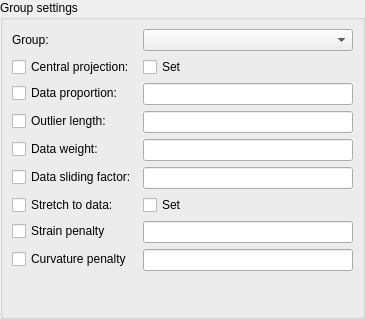
Before: the Qt Designer form mapclientplugins/geometryfitter/qt/groupsettingswidget.ui in rchristie/mapclientplugins.geometryfitter, drawn with Qt 5.
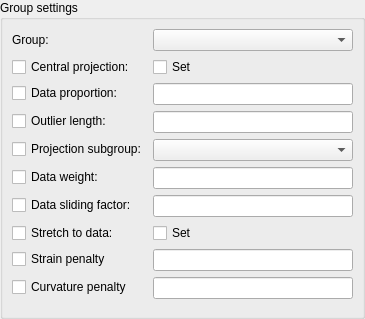
After: the same form once the commit is applied. Custom widgets are drawn as their Qt base class.

Commit message: Add config group projection subgroup interface and docs

The edit to the form file:
```diff
--- a/mapclientplugins/geometryfitter/qt/groupsettingswidget.ui
+++ b/mapclientplugins/geometryfitter/qt/groupsettingswidget.ui
@@ -78,7 +78,7 @@
         </property>
        </widget>
       </item>
-      <item row="3" column="0">
+      <item row="4" column="0">
        <widget class="QCheckBox" name="groupConfigDataProportion_checkBox">
         <property name="text">
          <string>Data proportion:</string>
@@ -88,7 +88,7 @@
         </property>
        </widget>
       </item>
-      <item row="3" column="1">
+      <item row="4" column="1">
        <widget class="QLineEdit" name="groupConfigDataProportion_lineEdit">
         <property name="toolTip">
          <string>&lt;html&gt;&lt;head/&gt;&lt;body&gt;&lt;p&gt;Value from 0.0 to 1.0 giving proportion of data included in fit expression.&lt;/p&gt;&lt;/body&gt;&lt;/html&gt;</string>
@@ -96,6 +96,20 @@
        </widget>
       </item>
       <item row="5" column="0">
+       <widget class="QCheckBox" name="groupConfigOutlierLength_checkBox">
+        <property name="text">
+         <string>Outlier length:</string>
+        </property>
+       </widget>
+      </item>
+      <item row="5" column="1">
+       <widget class="QLineEdit" name="groupConfigOutlierLength_lineEdit">
+        <property name="toolTip">
+         <string>&lt;html&gt;&lt;head/&gt;&lt;body&gt;&lt;p&gt;Value for excluding outlier data points based on projection length:&lt;/p&gt;&lt;p&gt;&amp;lt; 0.0: Proportion of maximum projection length to exclude e.g. -0.1 removes data points with projections within 10% of maximum.&lt;/p&gt;&lt;p&gt;0.0: No outlier exclusion applied.&lt;/p&gt;&lt;p&gt;&amp;gt;0.0: Positive absolute projection length above which data points are excluded.&lt;/p&gt;&lt;/body&gt;&lt;/html&gt;</string>
+        </property>
+       </widget>
+      </item>
+      <item row="7" column="0">
        <widget class="QCheckBox" name="groupFitDataWeight_checkBox">
         <property name="text">
          <string>Data weight:</string>
@@ -105,7 +119,7 @@
         </property>
        </widget>
       </item>
-      <item row="5" column="1">
+      <item row="7" column="1">
        <widget class="QLineEdit" name="groupFitDataWeight_lineEdit">
         <property name="toolTip">
          <string>&lt;html&gt;&lt;head/&gt;&lt;body&gt;&lt;p&gt;Real value multiplying the data projection error; higher values make the group fit closer relative to other groups&lt;/p&gt;&lt;p&gt;It is recommended that the default group data weight be kept at 1.0 and other weights or penalties changed relative to it.&lt;/p&gt;&lt;/body&gt;&lt;/html&gt;</string>
@@ -113,6 +127,43 @@
        </widget>
       </item>
       <item row="8" column="0">
+       <widget class="QCheckBox" name="groupFitDataSlidingFactor_checkBox">
+        <property name="text">
+         <string>Data sliding factor:</string>
+        </property>
+        <property name="tristate">
+         <bool>true</bool>
+        </property>
+       </widget>
+      </item>
+      <item row="8" column="1">
+       <widget class="QLineEdit" name="groupFitDataSlidingFactor_lineEdit">
+        <property name="toolTip">
+         <string>&lt;html&gt;&lt;head/&gt;&lt;body&gt;&lt;p&gt;Factor multiplying group weight in sliding directions.&lt;/p&gt;&lt;p&gt;Default value 0.1 gives some sliding resistance.&lt;/p&gt;&lt;p&gt;Value 0.0 gives zero sliding resistance. Note a small positive value &amp;lt;&amp;lt; 1.0 may aid stability in the absence of other constraints.&lt;/p&gt;&lt;p&gt;Higher values increasingly apply stretch to span of data, but also limit movement which can cause tangential wrinkling.&lt;/p&gt;&lt;/body&gt;&lt;/html&gt;</string>
+        </property>
+       </widget>
+      </item>
+      <item row="9" column="0">
+       <widget class="QCheckBox" name="groupFitDataStretch_checkBox">
+        <property name="text">
+         <string>Stretch to data:</string>
+        </property>
+        <property name="tristate">
+         <bool>true</bool>
+        </property>
+       </widget>
+      </item>
+      <item row="9" column="1">
+       <widget class="QCheckBox" name="groupFitDataStretchSet_checkBox">
+        <property name="toolTip">
+         <string>&lt;html&gt;&lt;head/&gt;&lt;body&gt;&lt;p&gt;Default On stretches model to span of data by applying full data weight in projection tangent direction where projections have a non-negligible tangent component.&lt;/p&gt;&lt;p&gt;Set to Off for groups cut to variable lengths between specimens so feature is oriented but keeps reference length from model.&lt;/p&gt;&lt;/body&gt;&lt;/html&gt;</string>
+        </property>
+        <property name="text">
+         <string>Set</string>
+        </property>
+       </widget>
+      </item>
+      <item row="10" column="0">
        <widget class="QCheckBox" name="groupFitStrainPenalty_checkBox">
         <property name="text">
          <string>Strain penalty</string>
@@ -122,14 +173,14 @@
         </property>
        </widget>
       </item>
-      <item row="8" column="1">
+      <item row="10" column="1">
        <widget class="QLineEdit" name="groupFitStrainPenalty_lineEdit">
         <property name="toolTip">
          <string>&lt;html&gt;&lt;head/&gt;&lt;body&gt;&lt;p&gt;Penalty on finite (Lagrange) strains relative to last reference state.&lt;/p&gt;&lt;p&gt;Up to 9 values for 3D model fit, 4 for 2D, 1 for 1D.&lt;/p&gt;&lt;/body&gt;&lt;/html&gt;</string>
         </property>
        </widget>
       </item>
-      <item row="9" column="0">
+      <item row="11" column="0">
        <widget class="QCheckBox" name="groupFitCurvaturePenalty_checkBox">
         <property name="text">
          <string>Curvature penalty</string>
@@ -139,7 +190,7 @@
         </property>
        </widget>
       </item>
-      <item row="9" column="1">
+      <item row="11" column="1">
        <widget class="QLineEdit" name="groupFitCurvaturePenalty_lineEdit">
         <property name="toolTip">
          <string>&lt;html&gt;&lt;head/&gt;&lt;body&gt;&lt;p&gt;Penalty on curvature (gradient of displacement gradient) relative to last reference state.&lt;/p&gt;&lt;p&gt;Up to 9 values per coordinate component for 3D model fit, 4 for 2D, 1 for 1D.&lt;/p&gt;&lt;/body&gt;&lt;/html&gt;</string>
@@ -147,53 +198,16 @@
        </widget>
       </item>
       <item row="6" column="0">
-       <widget class="QCheckBox" name="groupFitDataSlidingFactor_checkBox">
+       <widget class="QCheckBox" name="groupConfigProjectionSubgroup_checkBox">
         <property name="text">
-         <string>Data sliding factor:</string>
-        </property>
-        <property name="tristate">
-         <bool>true</bool>
+         <string>Projection subgroup:</string>
         </property>
        </widget>
       </item>
       <item row="6" column="1">
-       <widget class="QLineEdit" name="groupFitDataSlidingFactor_lineEdit">
+       <widget class="FieldChooserWidget" name="groupConfigProjectionSubgroup_fieldChooser">
         <property name="toolTip">
-         <string>&lt;html&gt;&lt;head/&gt;&lt;body&gt;&lt;p&gt;Factor multiplying group weight in sliding directions.&lt;/p&gt;&lt;p&gt;Default value 0.1 gives some sliding resistance.&lt;/p&gt;&lt;p&gt;Value 0.0 gives zero sliding resistance. Note a small positive value &amp;lt;&amp;lt; 1.0 may aid stability in the absence of other constraints.&lt;/p&gt;&lt;p&gt;Higher values increasingly apply stretch to span of data, but also limit movement which can cause tangential wrinkling.&lt;/p&gt;&lt;/body&gt;&lt;/html&gt;</string>
-        </property>
-       </widget>
-      </item>
-      <item row="7" column="0">
-       <widget class="QCheckBox" name="groupFitDataStretch_checkBox">
-        <property name="text">
-         <string>Stretch to data:</string>
-        </property>
-        <property name="tristate">
-         <bool>true</bool>
-        </property>
-       </widget>
-      </item>
-      <item row="7" column="1">
-       <widget class="QCheckBox" name="groupFitDataStretchSet_checkBox">
-        <property name="toolTip">
-         <string>&lt;html&gt;&lt;head/&gt;&lt;body&gt;&lt;p&gt;Default On stretches model to span of data by applying full data weight in projection tangent direction where projections have a non-negligible tangent component.&lt;/p&gt;&lt;p&gt;Set to Off for groups cut to variable lengths between specimens so feature is oriented but keeps reference length from model.&lt;/p&gt;&lt;/body&gt;&lt;/html&gt;</string>
-        </property>
-        <property name="text">
-         <string>Set</string>
-        </property>
-       </widget>
-      </item>
-      <item row="4" column="0">
-       <widget class="QCheckBox" name="groupConfigOutlierLength_checkBox">
-        <property name="text">
-         <string>Outlier length:</string>
-        </property>
-       </widget>
-      </item>
-      <item row="4" column="1">
-       <widget class="QLineEdit" name="groupConfigOutlierLength_lineEdit">
-        <property name="toolTip">
-         <string>&lt;html&gt;&lt;head/&gt;&lt;body&gt;&lt;p&gt;Value for excluding outlier data points based on projection length:&lt;/p&gt;&lt;p&gt;&amp;lt; 0.0: Proportion of maximum projection length to exclude e.g. -0.1 removes data points with projections within 10% of maximum.&lt;/p&gt;&lt;p&gt;0.0: No outlier exclusion applied.&lt;/p&gt;&lt;p&gt;&amp;gt;0.0: Positive absolute projection length above which data points are excluded.&lt;/p&gt;&lt;/body&gt;&lt;/html&gt;</string>
+         <string>&lt;html&gt;&lt;head/&gt;&lt;body&gt;&lt;p&gt;Optional subgroup to restrict projections to its intersection with the main group.&lt;/p&gt;&lt;p&gt;Must be a 1-D or 2-D group and may be lower dimension than the main group.&lt;/p&gt;&lt;/body&gt;&lt;/html&gt;</string>
         </property>
        </widget>
       </item>
```
The commit also changes 3 other files.
